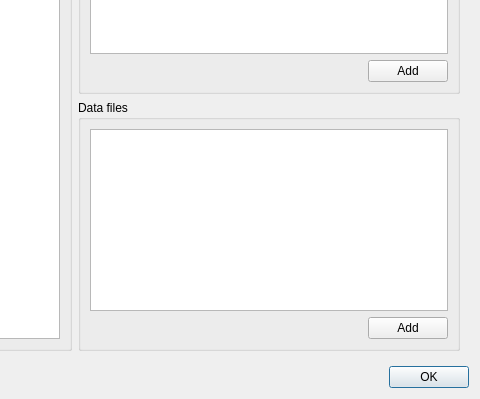
Old version of the form ui/FileInfo.ui in the repository DUNE-DAQ/dbe; both pictures show x 330 to 810 and y 441 to 840 of the 810 by 840 pixel window.
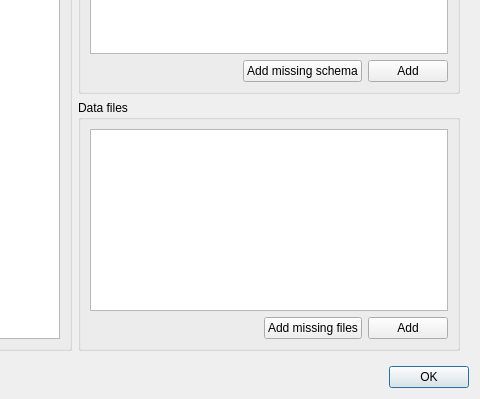
New version of the form.

Commit message: Add buttons to FileInfo to automatically add missing include files

```diff
--- a/ui/FileInfo.ui
+++ b/ui/FileInfo.ui
@@ -198,6 +198,13 @@
                </property>
               </spacer>
              </item>
+             <item>
+              <widget class="QPushButton" name="add_missing_schema">
+               <property name="text">
+                <string>Add missing schema</string>
+               </property>
+              </widget>
+             </item>
              <item>
               <widget class="QPushButton" name="add_schema">
                <property name="text">
@@ -259,6 +266,13 @@
                </property>
               </spacer>
              </item>
+             <item>
+              <widget class="QPushButton" name="add_missing">
+               <property name="text">
+                <string>Add missing files</string>
+               </property>
+              </widget>
+             </item>
              <item>
               <widget class="QPushButton" name="add_data">
                <property name="text">
```
The commit also changes 2 other files.
